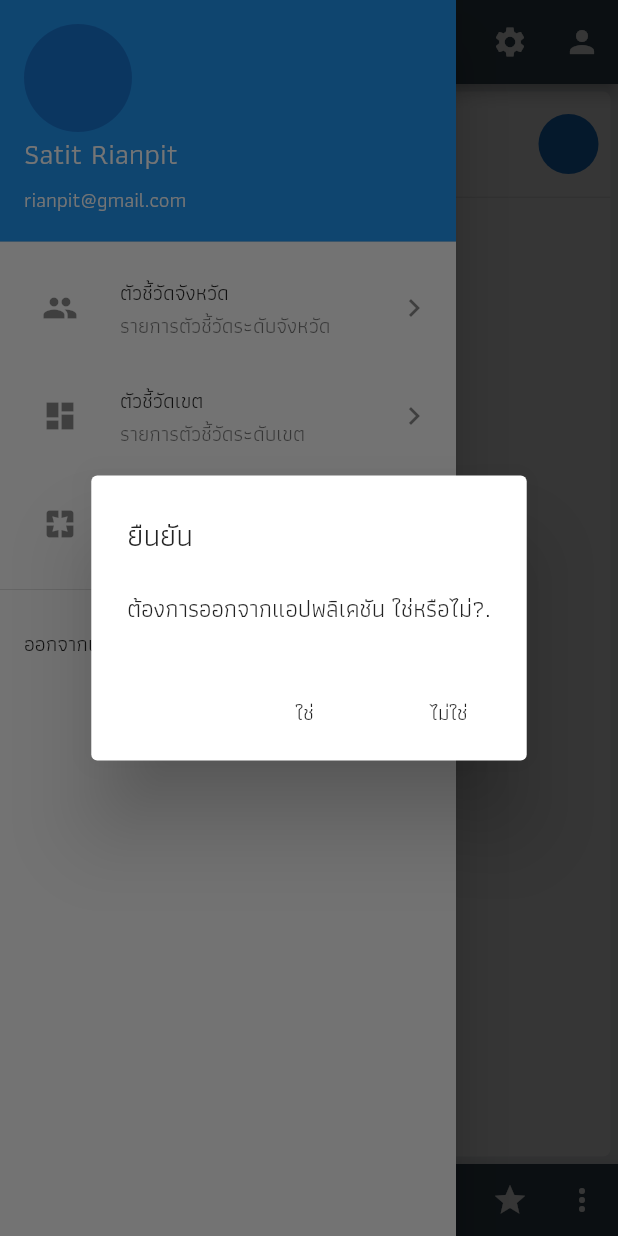
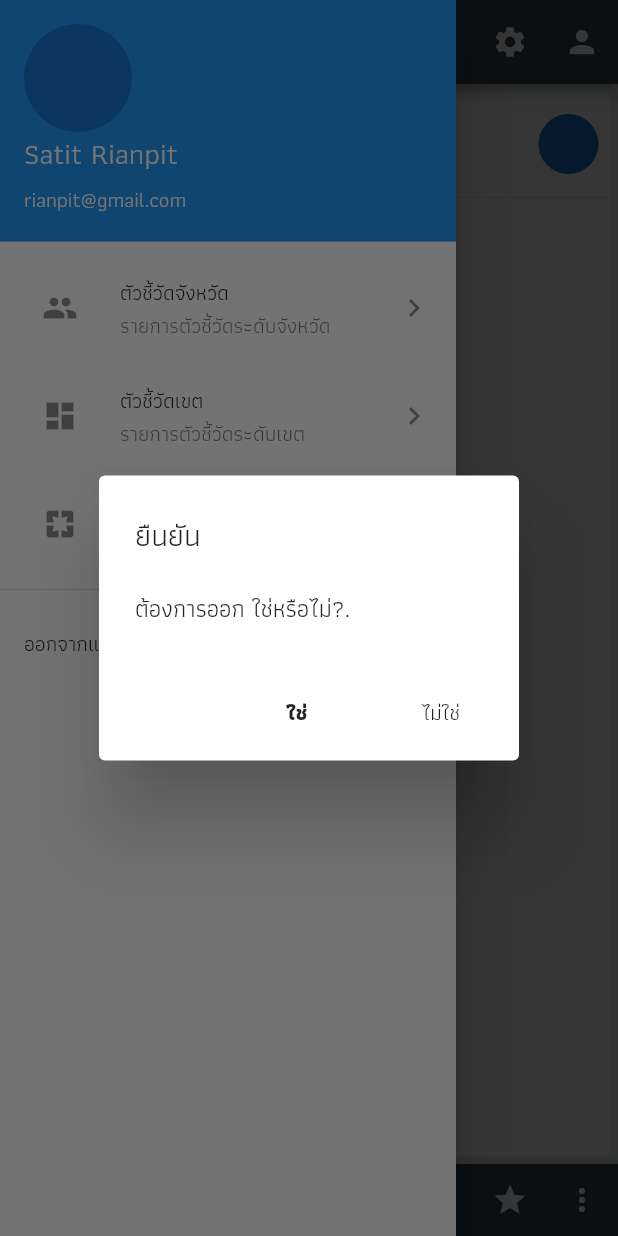
Before and after one commit to odevtheair/phayao_app, a Flutter app: the screen it shows after launch, in the side drawer, after a tap on "ออกจากแอปพลิเคชัน", on a phone screen of 412 x 824 dp. Run offline on Flutter 3.47's test engine with Material 2 defaults, Android fonts, the phone set to English and light mode, and no system bars; network calls fail.

```diff
--- a/lib/pages/home_page.dart
+++ b/lib/pages/home_page.dart
@@ -37,13 +37,16 @@ class _HomePageState extends State<HomePage> {
             content: new SingleChildScrollView(
               child: new ListBody(
                 children: <Widget>[
-                  new Text('ต้องการออกจากแอปพลิเคชัน ใช่หรือไม่?.'),
+                  new Text('ต้องการออก ใช่หรือไม่?.'),
                 ],
               ),
             ),
             actions: <Widget>[
               new FlatButton(
-                child: new Text('ใช่'),
+                child: new Text(
+                  'ใช่',
+                  style: TextStyle(fontWeight: FontWeight.bold),
+                ),
                 onPressed: () {
                   exit(0);
                 },
```
